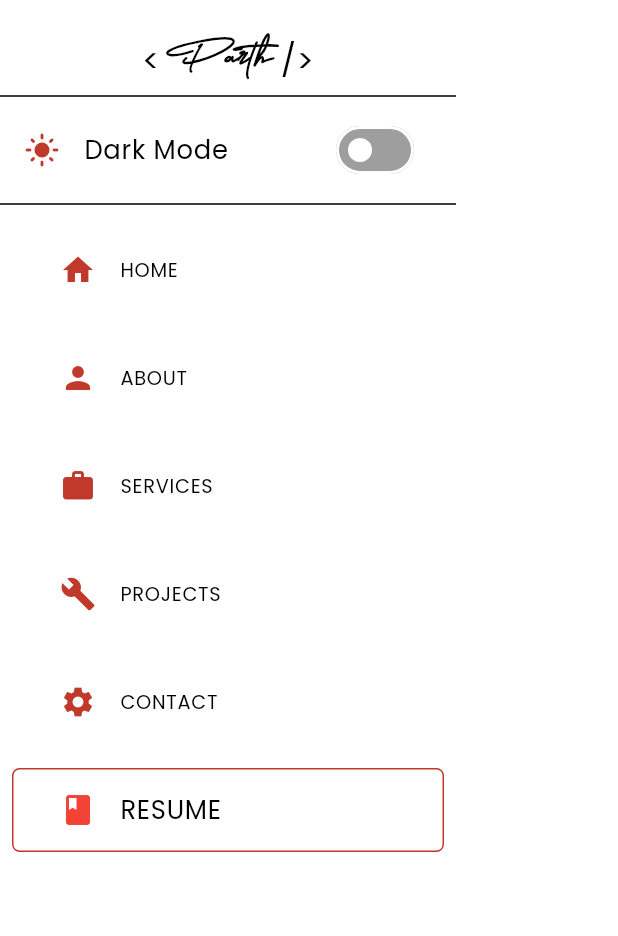
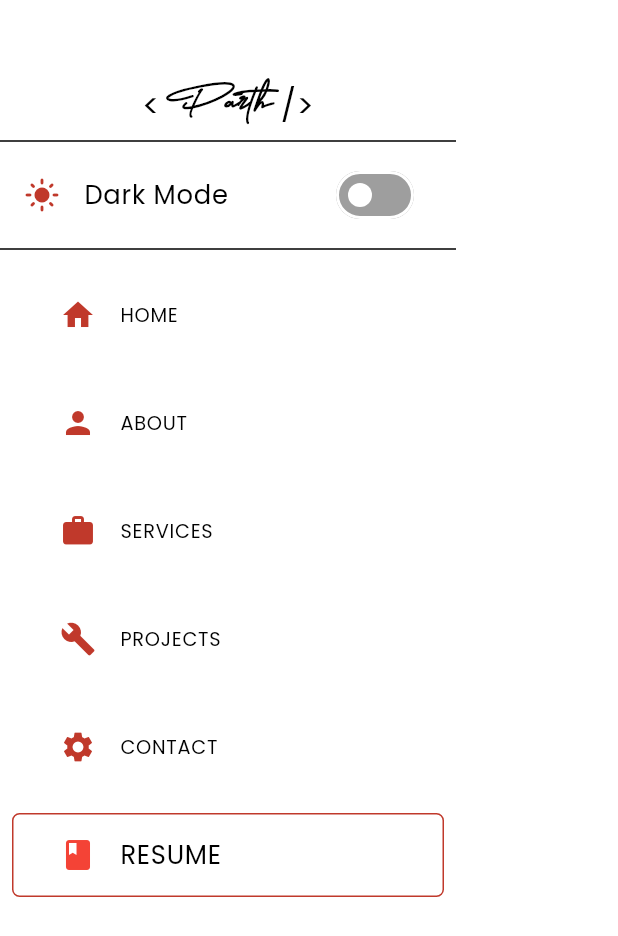
Before and after one commit to parthunagar/portfolio, a Flutter app: the _MobileDrawer widget shown alone on an empty page, opened directly, on a phone screen of 412 x 824 dp. Shown: the top 936 px of the screen. Run offline on Flutter 3.47's test engine with Material 3 defaults, Android fonts, the light colour scheme and no system bars; our stand-ins replace animated_text_kit, carousel_slider, flip_card, font_awesome_flutter, shared_preferences, url_strategy; missing offline and left inert: mailto, universal_html; accounts and stored records are empty; network calls fail.

```diff
--- a/lib/sections/main/widgets/_mobile_drawer.dart
+++ b/lib/sections/main/widgets/_mobile_drawer.dart
@@ -16,10 +16,13 @@ class _MobileDrawer extends StatelessWidget {
           child: Column(
             crossAxisAlignment: CrossAxisAlignment.start,
             children: [
+              SizedBox(height: 30,),
               const Center(
                 child: NavBarLogo(),
               ),
-               Divider(color: appProvider.isDark ? Colors.white : Colors.black,),
+              Divider(
+                color: appProvider.isDark ? Colors.white : Colors.black,
+              ),
               ListTile(
                 leading: Icon(
                   Icons.light_mode,
@@ -41,7 +44,9 @@ class _MobileDrawer extends StatelessWidget {
                   activeColor: AppTheme.c!.primary,
                 ),
               ),
-               Divider(color: appProvider.isDark ? Colors.white : Colors.black,),
+              Divider(
+                color: appProvider.isDark ? Colors.white : Colors.black,
+              ),
               ...NavBarUtils.names.asMap().entries.map(
                     (e) => Padding(
                       padding: const EdgeInsets.all(8.0),
```
Also changed, not shown: 1 other file.
